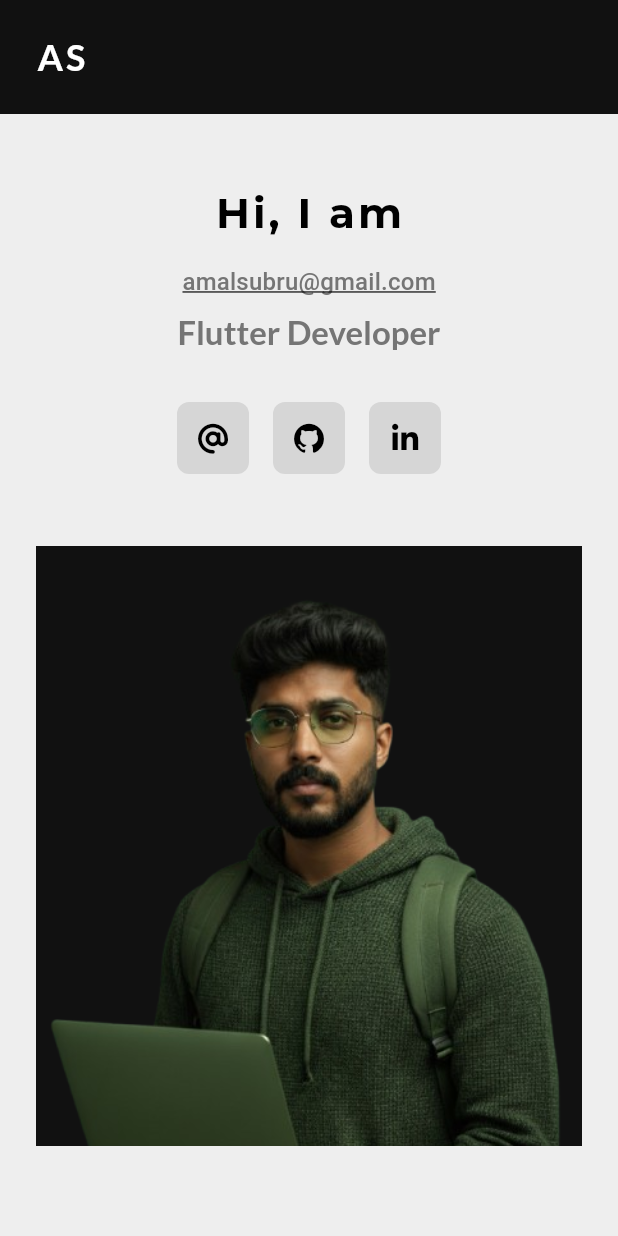
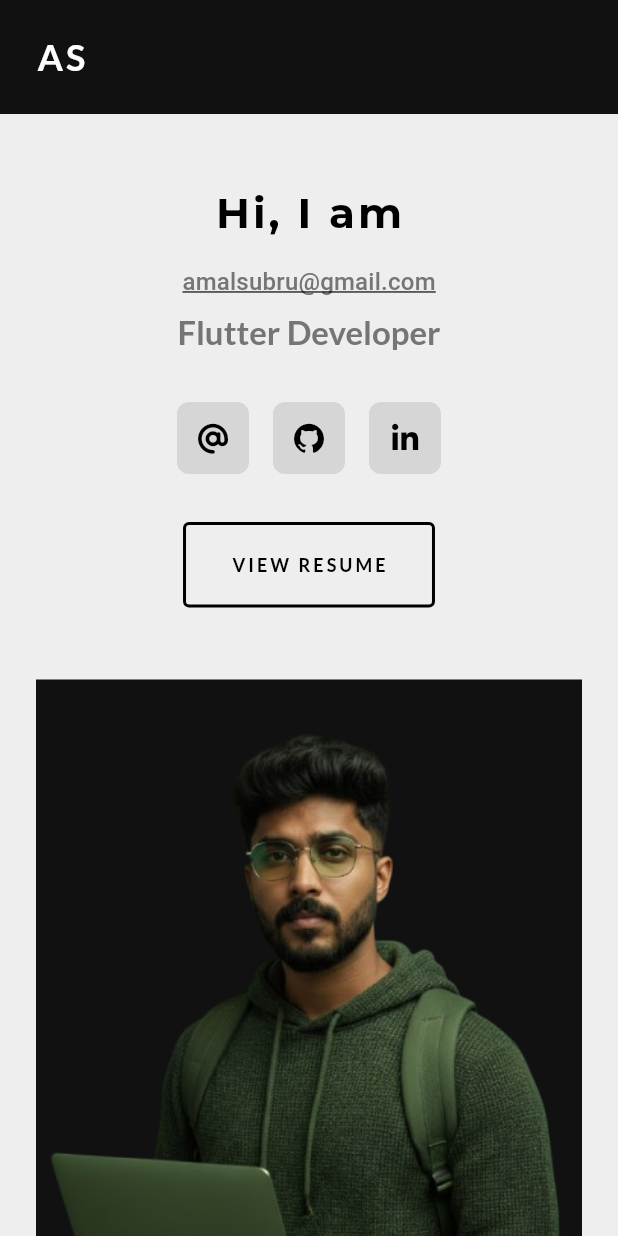
Before and after one commit to AmalSubrahmanayan/portfolio-, a Flutter app: the screen it shows after launch, on a phone screen of 412 x 824 dp. Run offline on Flutter 3.47's test engine with Material 3 defaults, Android fonts, the phone set to English and light mode, and no system bars; our stand-ins replace font_awesome_flutter, google_fonts.

Commit message:
feat: add VIEW RESUME button to HeroSection

```diff
--- a/lib/presentation/sections/hero_section.dart
+++ b/lib/presentation/sections/hero_section.dart
@@ -96,6 +96,8 @@ class HeroSection extends StatelessWidget {
                 ),
                 const SizedBox(height: 32),
                 _buildSocialIcons(),
+                const SizedBox(height: 32),
+                _buildResumeButton(context),
               ],
             ),
           ),
@@ -166,6 +168,8 @@ class HeroSection extends StatelessWidget {
                 ),
                 const SizedBox(height: 32),
                 _buildSocialIcons(center: true),
+                const SizedBox(height: 32),
+                _buildResumeButton(context),
                 const SizedBox(height: 48),
                 Container(
                   height: 400,
@@ -313,6 +317,34 @@ class HeroSection extends StatelessWidget {
       throw Exception('Could not launch email');
     }
   }
+
+  Future<void> _launchResume() async {
+    final Uri url = Uri.parse(
+      'https://drive.google.com/file/d/1_FhmvDPW0o0_TtYxi1EV9DdBYhJR1dt1/view?usp=sharing',
+    );
+    if (!await launchUrl(url)) {
+      throw Exception('Could not launch resume');
+    }
+  }
+
+  Widget _buildResumeButton(BuildContext context) {
+    return OutlinedButton(
+      onPressed: _launchResume,
+      style: OutlinedButton.styleFrom(
+        side: const BorderSide(color: AppColors.primaryBlack, width: 2),
+        padding: const EdgeInsets.symmetric(horizontal: 32, vertical: 20),
+        shape: RoundedRectangleBorder(borderRadius: BorderRadius.circular(4)),
+      ),
+      child: Text(
+        "VIEW RESUME",
+        style: Theme.of(context).textTheme.bodySmall?.copyWith(
+          color: AppColors.primaryBlack,
+          fontWeight: FontWeight.bold,
+          letterSpacing: 2.0,
+        ),
+      ),
+    );
+  }
 }
 
 class _SlantedClipper extends CustomClipper<Path> {
```
